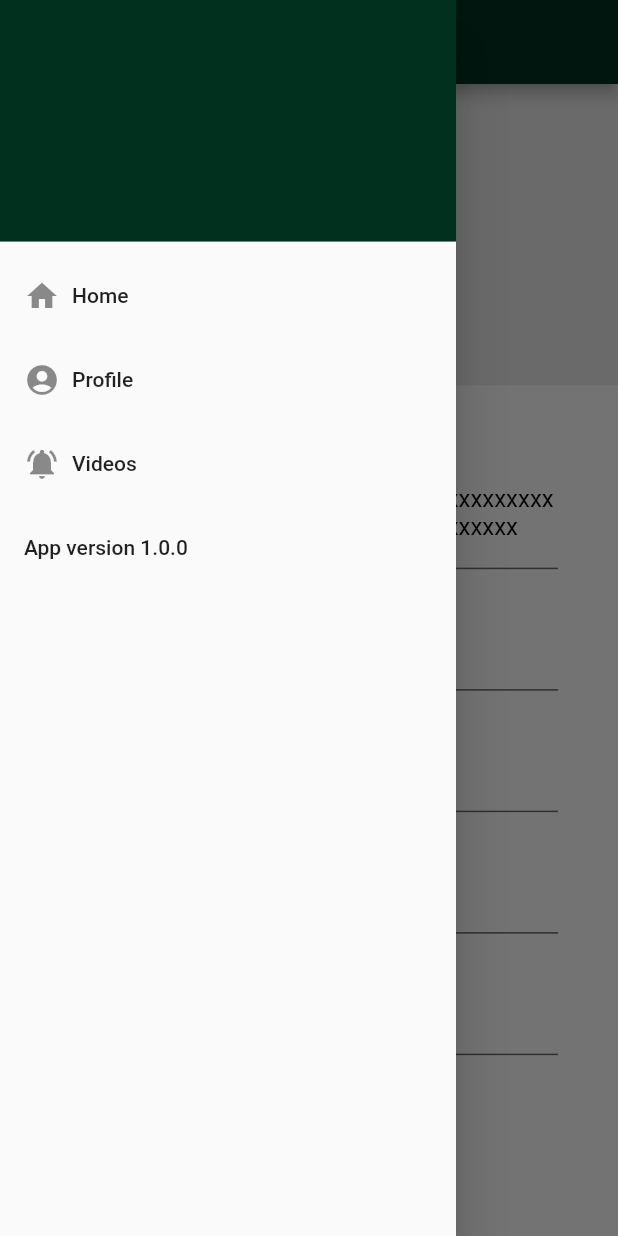
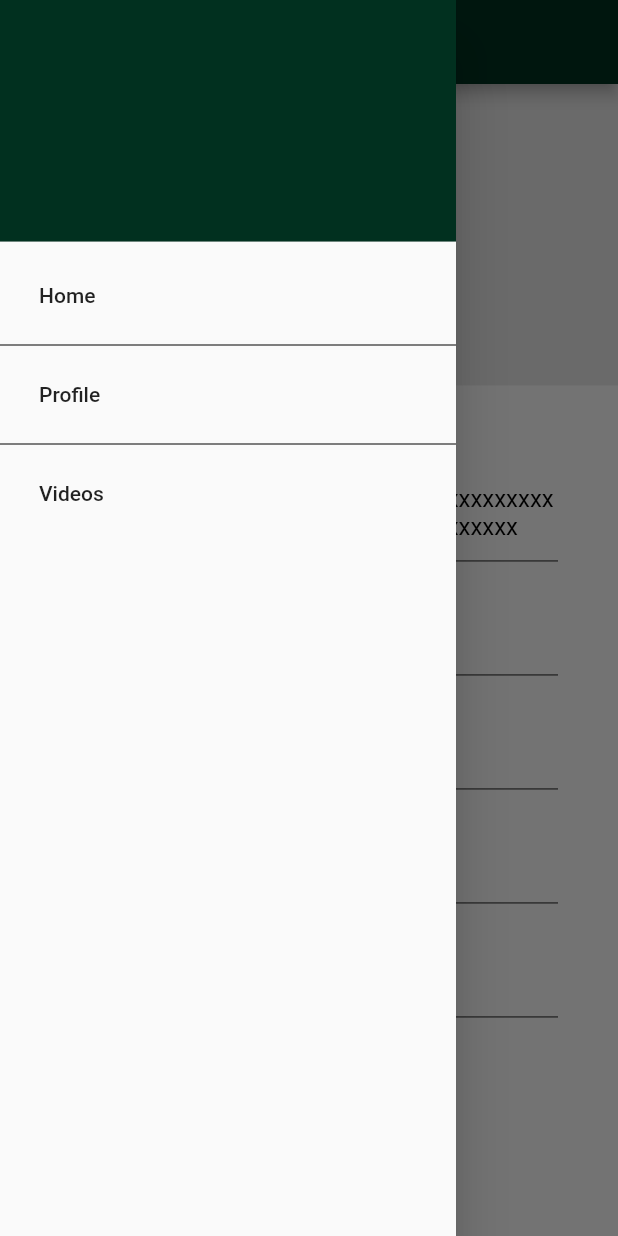
Before and after one commit to murtaza-bhaisaheb/task_from_humming_sparrow_digi_soln_pvt_ltd, a Flutter app: the ProfilePage screen opened by its route, with the side drawer open, on a phone screen of 412 x 824 dp. Run offline on Flutter 3.47's test engine with Material 2 defaults, Android fonts, the phone set to English and light mode, and no system bars; our stand-ins replace chewie, video_player.

```diff
--- a/lib/navigationDrawer.dart
+++ b/lib/navigationDrawer.dart
@@ -12,29 +12,30 @@ class NavigationDrawer extends StatelessWidget {
         children: <Widget>[
           createDrawerHeader(),
           createDrawerBodyItem(
-            icon: Icons.home,
             text: 'Home',
             onTap: () => {
               Navigator.pushReplacementNamed(context, PageRoutes.home),
             },
           ),
+          Divider(
+            color: Colors.black,
+            height: 10,
+          ),
           createDrawerBodyItem(
-            icon: Icons.account_circle,
             text: 'Profile',
             onTap: () => {
               Navigator.pushReplacementNamed(context, PageRoutes.profile),
             },
           ),
+          Divider(
+            color: Colors.black,
+            height: 10,
+          ),
           createDrawerBodyItem(
-            icon: Icons.notifications_active,
             text: 'Videos',
             onTap: () => {
               Navigator.pushReplacementNamed(context, PageRoutes.videos),
             },
-          ),
-          ListTile(
-            title: Text('App version 1.0.0'),
-            onTap: () {},
           ),
         ],
       ),
--- a/lib/profile.dart
+++ b/lib/profile.dart
@@ -72,7 +72,7 @@ class DetailsProfile extends StatelessWidget {
   @override
   Widget build(BuildContext context) {
     return Container(
-      height: MediaQuery.of(context).size.height / 1.75,
+      height: MediaQuery.of(context).size.height / 2,
       child: ListView(
         children: [
           DetailsProfileData(
@@ -144,7 +144,7 @@ class DetailsProfileData extends StatelessWidget {
                 style: TextStyle(color: Color(0xFF000000), fontSize: 16.0),
               ),
               SizedBox(
-                height: 10.0,
+                height: 5.0,
               ),
             ],
           ),
--- a/lib/widgets/createDrawerBodyItems.dart
+++ b/lib/widgets/createDrawerBodyItems.dart
@@ -5,9 +5,8 @@ Widget createDrawerBodyItem(
   return ListTile(
     title: Row(
       children: <Widget>[
-        Icon(icon),
         Padding(
-          padding: EdgeInsets.only(left: 8.0),
+          padding: EdgeInsets.only(left: 10.0),
           child: Text(text),
         )
       ],
```
Also changed, not shown: lib/navbar.dart (deleted, +0 -77 lines), lib/video_page.dart (+17 -4 lines), lib/widgets/createVideoPageList.dart (+3 -6 lines), lib/widgets/videoDescription.dart (added, +49 -0 lines).
